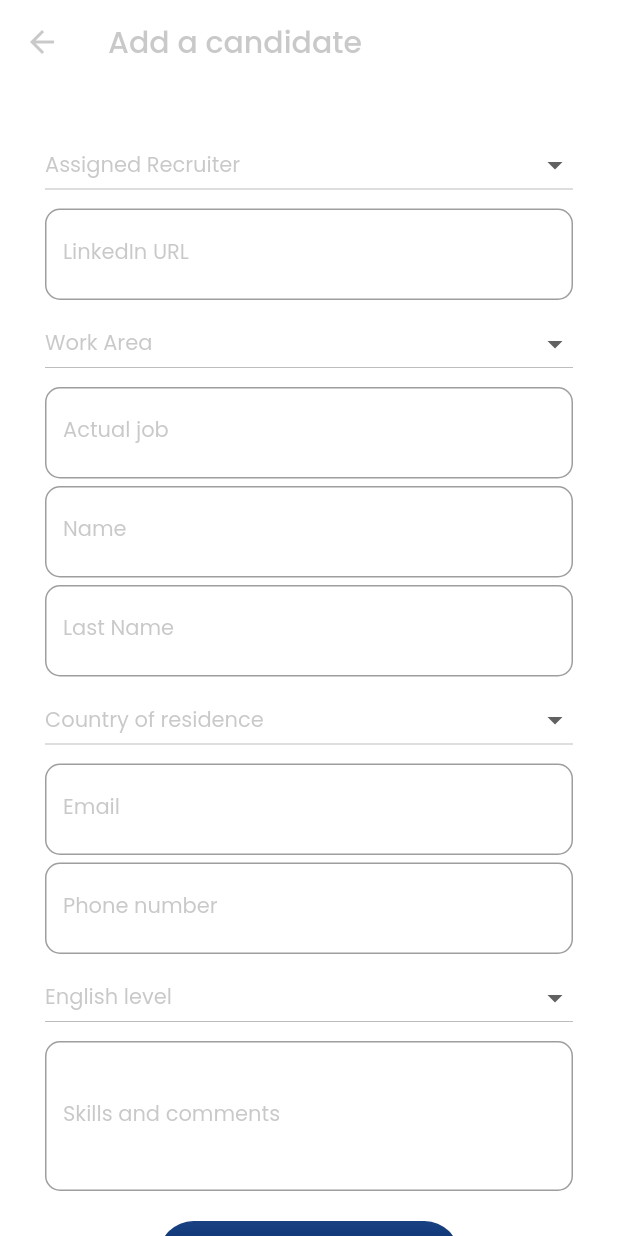
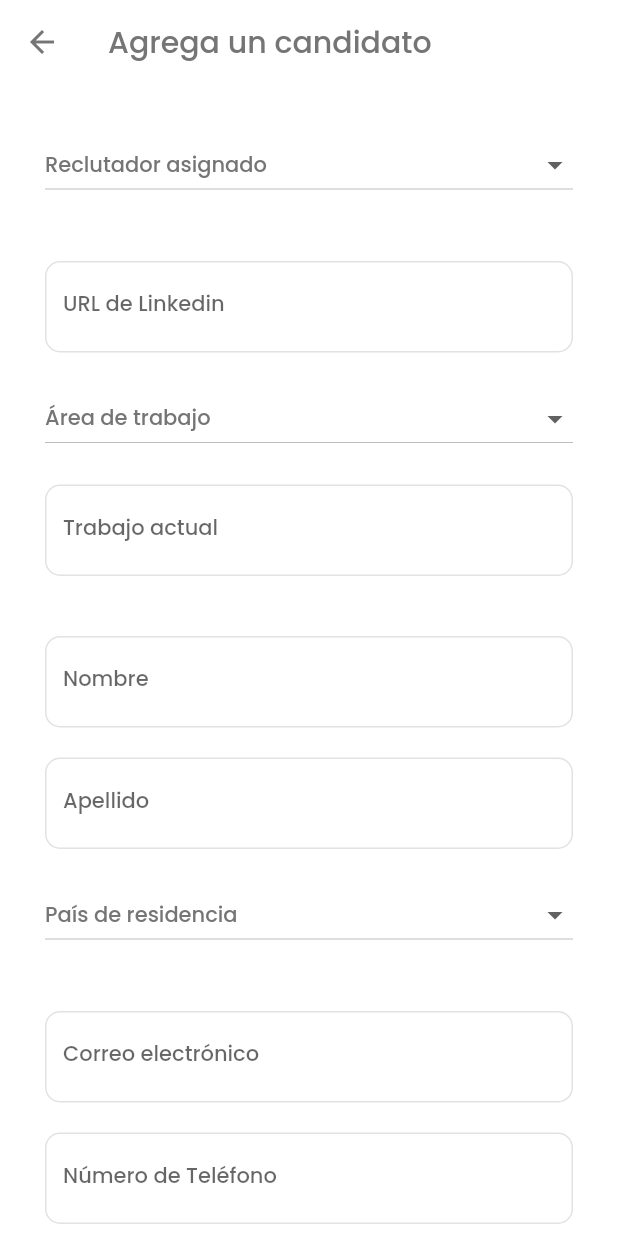
Before and after one commit to golomanos/RRHHassistant, a Flutter app: the screen it shows after launch, after a tap on the "add" icon, on a phone screen of 412 x 824 dp. Run offline on Flutter 3.47's test engine with Material 2 defaults, Android fonts, the phone set to English and light mode, and no system bars; our stand-ins replace google_fonts, sqflite; accounts and stored records are empty.

Commit message:
FIXING SOME ISSUES AND CHANGING LANGUAGE TO SPANISH

```diff
--- a/lib/main.dart
+++ b/lib/main.dart
@@ -7,8 +7,11 @@ class MyApp extends StatelessWidget {
   @override
   Widget build(BuildContext context) {
     return MaterialApp(
-        title: 'Teravision Recruitment Assistant',
-        theme: ThemeData(fontFamily: 'Poppins'),
+        title: 'Teravision - Asistente de reclutamiento',
+        theme: ThemeData(
+          fontFamily: 'Poppins',
+          primaryColor: Color.fromRGBO(0, 45, 116, 1)
+        ),
         debugShowCheckedModeBanner: false,
         initialRoute: '/',
         routes: getApplicationRoutes());
--- a/lib/src/pages/add_candidate.dart
+++ b/lib/src/pages/add_candidate.dart
@@ -24,16 +24,15 @@ class _AddCandidatePageState extends State<AddCandidatePage> {
   String _jobPosition = '';
   String _workOpt = null;
 
-  final style = GoogleFonts.poppins(
-      fontSize: 14.0, color: Color.fromARGB(100, 117, 117, 117));
+  final _style = GoogleFonts.poppins(
+      fontSize: 14.0,
+      color: Color.fromRGBO(117, 117, 117, 1),
+      fontWeight: FontWeight.w500);
 
   final header = GoogleFonts.poppins(
       fontSize: 20.0,
-      color: Color.fromARGB(100, 117, 117, 117),
+      color: Color.fromRGBO(117, 117, 117, 1),
       fontWeight: FontWeight.w500);
-
-  final textStyle =
-      TextStyle(fontSize: 14.0, color: Color.fromARGB(100, 117, 117, 117));
 
   //TextEditingController _inputFieldDateController = new TextEditingController();
 
@@ -47,7 +46,7 @@ class _AddCandidatePageState extends State<AddCandidatePage> {
   List<String> _workArea = [
     'Developer',
     'QA Analyst',
-    'QA Automation'
+    'QA Automation',
     'UX/UI Design',
     'Human Resources',
     'Project Management'
@@ -57,42 +56,42 @@ class _AddCandidatePageState extends State<AddCandidatePage> {
     return Scaffold(
       backgroundColor: Colors.white,
       appBar: AppBar(
+        iconTheme: IconThemeData(
+          color: Color.fromRGBO(117, 117, 117, 1)
+        ),
         elevation: 0.0,
-        iconTheme: Theme.of(context)
-            .primaryIconTheme
-            .copyWith(color: Color.fromARGB(100, 117, 117, 117)),
         backgroundColor: Colors.white,
         title: Text(
-          'Add a candidate',
+          'Agrega un candidato',
           style: header,
         ),
       ),
-      body: SafeArea(
+      body: Container(
           child: ListView(
         padding: EdgeInsets.symmetric(horizontal: 30.0, vertical: 30.0),
         children: [
           Column(
             children: [
               _createRecruiter(),
-              SizedBox(height: 5.0),
+              SizedBox(height: 40.0),
               _linkedInUrl(),
-              SizedBox(height: 5.0),
+              SizedBox(height: 20.0),
               _jobSeat(),
-              SizedBox(height: 5.0),
+              SizedBox(height: 20.0),
               _company(),
-              SizedBox(height: 5.0),
+              SizedBox(height: 40.0),
               _createName(),
-              SizedBox(height: 5.0),
+              SizedBox(height: 20.0),
               _createLastName(),
-              SizedBox(height: 5.0),
+              SizedBox(height: 20.0),
               _country(),
-              SizedBox(height: 5.0),
+              SizedBox(height: 40.0),
               _createEmail(),
-              SizedBox(height: 5.0),
+              SizedBox(height: 20.0),
               _createPhone(),
-              SizedBox(height: 5.0),
+              SizedBox(height: 20.0),
               _englishLevelDropDown(),
-              SizedBox(height: 5.0),
+              SizedBox(height: 40.0),
               _createSkills(),
               SizedBox(height: 20.0),
               _submitButton()
@@ -109,8 +108,8 @@ class _AddCandidatePageState extends State<AddCandidatePage> {
       child: DropdownButton(
           isExpanded: true,
           hint: Text(
-            'Assigned Recruiter',
-            style: style,
+            'Reclutador asignado',
+            style: _style,
           ),
           icon: Icon(Icons.arrow_drop_down),
           value: _recruiterOpt,
@@ -125,16 +124,22 @@ class _AddCandidatePageState extends State<AddCandidatePage> {
 
   Widget _createName() {
     return TextField(
-      style: style,
+      style: _style,
       autofocus: false,
       keyboardType: TextInputType.name,
+      cursorColor: Color.fromRGBO(0, 45, 116, 1),
       textCapitalization: TextCapitalization.sentences,
       decoration: InputDecoration(
-          hintStyle: textStyle,
-          labelStyle: textStyle,
-          border: OutlineInputBorder(borderRadius: BorderRadius.circular(10.0)),
-          hintText: "Name",
-          labelText: 'Name'),
+          focusedBorder: OutlineInputBorder(
+              borderRadius: BorderRadius.circular(10.0),
+              borderSide: BorderSide(
+                color: Color.fromRGBO(0, 45, 116, 1),
+              )),
+          enabledBorder: OutlineInputBorder(
+              borderRadius: BorderRadius.circular(10.0),
+              borderSide: BorderSide(color: Color.fromRGBO(226, 226, 226, 1))),
+          hintText: "Nombre",
+          labelText: 'Nombre'),
       onChanged: (value) {
         setState(() {
           _name = value;
@@ -145,16 +150,22 @@ class _AddCandidatePageState extends State<AddCandidatePage> {
 
   Widget _createLastName() {
     return TextField(
-      style: style,
+      style: _style,
       autofocus: false,
+      cursorColor: Color.fromRGBO(0, 45, 116, 1),
       textCapitalization: TextCapitalization.sentences,
       keyboardType: TextInputType.name,
       decoration: InputDecoration(
-          border: OutlineInputBorder(borderRadius: BorderRadius.circular(10.0)),
-          hintStyle: textStyle,
-          labelStyle: textStyle,
-          hintText: "Last Name",
-          labelText: 'Last Name'),
+          focusedBorder: OutlineInputBorder(
+              borderRadius: BorderRadius.circular(10.0),
+              borderSide: BorderSide(
+                color: Color.fromRGBO(0, 45, 116, 1),
+              )),
+          enabledBorder: OutlineInputBorder(
+              borderRadius: BorderRadius.circular(10.0),
+              borderSide: BorderSide(color: Color.fromRGBO(226, 226, 226, 1))),
+          hintText: "Apellido",
+          labelText: 'Apellido'),
       onChanged: (value) {
         setState(() {
           _lastname = value;
@@ -165,14 +176,20 @@ class _AddCandidatePageState extends State<AddCandidatePage> {
 
   Widget _createEmail() {
     return TextField(
-      style: style,
+      style: _style,
+      cursorColor: Color.fromRGBO(0, 45, 116, 1),
       keyboardType: TextInputType.emailAddress,
       decoration: InputDecoration(
-          border: OutlineInputBorder(borderRadius: BorderRadius.circular(10.0)),
-          hintStyle: textStyle,
-          labelStyle: textStyle,
-          hintText: 'Email',
-          labelText: 'Email'),
+          focusedBorder: OutlineInputBorder(
+              borderRadius: BorderRadius.circular(10.0),
+              borderSide: BorderSide(
+                color: Color.fromRGBO(0, 45, 116, 1),
+              )),
+          enabledBorder: OutlineInputBorder(
+              borderRadius: BorderRadius.circular(10.0),
+              borderSide: BorderSide(color: Color.fromRGBO(226, 226, 226, 1))),
+          hintText: 'Correo electrónico',
+          labelText: 'Correo electrónico'),
       onChanged: (value) {
         setState(() {
           _email = value;
@@ -187,8 +204,8 @@ class _AddCandidatePageState extends State<AddCandidatePage> {
       child: DropdownButton(
           isExpanded: true,
           hint: Text(
-            'English level',
-            style: style,
+            'Nivel de Inglés',
+            style: _style,
           ),
           icon: Icon(Icons.arrow_drop_down),
           value: _selectedOption,
@@ -214,14 +231,20 @@ class _AddCandidatePageState extends State<AddCandidatePage> {
 
   Widget _linkedInUrl() {
     return TextField(
-      style: style,
+      style: _style,
+      cursorColor: Color.fromRGBO(0, 45, 116, 1),
       keyboardType: TextInputType.url,
       decoration: InputDecoration(
-          hintStyle: textStyle,
-          labelStyle: textStyle,
-          border: OutlineInputBorder(borderRadius: BorderRadius.circular(10.0)),
-          hintText: "LinkedIn URL",
-          labelText: 'LinkedIn URL'),
+          focusedBorder: OutlineInputBorder(
+              borderRadius: BorderRadius.circular(10.0),
+              borderSide: BorderSide(
+                color: Color.fromRGBO(0, 45, 116, 1),
+              )),
+          enabledBorder: OutlineInputBorder(
+              borderRadius: BorderRadius.circular(10.0),
+              borderSide: BorderSide(color: Color.fromRGBO(226, 226, 226, 1))),
+          hintText: "URL de Linkedin",
+          labelText: 'URL de Linkedin'),
       onChanged: (value) {
         setState(() {
           _linkedIn = value;
@@ -236,8 +259,8 @@ class _AddCandidatePageState extends State<AddCandidatePage> {
       child: DropdownButton(
           isExpanded: true,
           hint: Text(
-            'Country of residence',
-            style: style,
+            'País de residencia',
+            style: _style,
           ),
           icon: Icon(Icons.arrow_drop_down),
           value: _countryOpt,
@@ -252,13 +275,20 @@ class _AddCandidatePageState extends State<AddCandidatePage> {
 
   Widget _company() {
     return TextField(
-      style: style,
+      style: _style,
+      cursorColor: Color.fromRGBO(0, 45, 116, 1),
       decoration: InputDecoration(
+        focusedBorder: OutlineInputBorder(
+            borderRadius: BorderRadius.circular(10.0),
+            borderSide: BorderSide(
+              color: Color.fromRGBO(0, 45, 116, 1),
+            )),
+        enabledBorder: OutlineInputBorder(
+            borderRadius: BorderRadius.circular(10.0),
+            borderSide: BorderSide(color: Color.fromRGBO(226, 226, 226, 1))),
         border: OutlineInputBorder(borderRadius: BorderRadius.circular(10.0)),
-        hintStyle: textStyle,
-        labelStyle: textStyle,
-        hintText: 'Actual job',
-        labelText: 'Actual job',
+        hintText: 'Trabajo actual',
+        labelText: 'Trabajo actual',
       ),
       onChanged: (value) {
         setState(() {
@@ -270,14 +300,20 @@ class _AddCandidatePageState extends State<AddCandidatePage> {
 
   Widget _createPhone() {
     return TextField(
-      style: style,
+      style: _style,
+      cursorColor: Color.fromRGBO(0, 45, 116, 1),
       keyboardType: TextInputType.phone,
       decoration: InputDecoration(
-          border: OutlineInputBorder(borderRadius: BorderRadius.circular(10.0)),
-          hintStyle: textStyle,
-          labelStyle: textStyle,
-          hintText: 'Phone Number',
-          labelText: 'Phone number'),
+          focusedBorder: OutlineInputBorder(
+              borderRadius: BorderRadius.circular(10.0),
+              borderSide: BorderSide(
+                color: Color.fromRGBO(0, 45, 116, 1),
+              )),
+          enabledBorder: OutlineInputBorder(
+              borderRadius: BorderRadius.circular(10.0),
+              borderSide: BorderSide(color: Color.fromRGBO(226, 226, 226, 1))),
+          hintText: 'Número de Teléfono',
+          labelText: 'Número de Teléfono'),
       onChanged: (value) {
         setState(() {
           _phoneNumber = value;
@@ -288,14 +324,20 @@ class _AddCandidatePageState extends State<AddCandidatePage> {
 
   Widget _createSkills() {
     return TextField(
-      style: style,
+      style: _style,
       maxLines: 3,
+      cursorColor: Color.fromRGBO(0, 45, 116, 1),
       decoration: InputDecoration(
-          border: OutlineInputBorder(borderRadius: BorderRadius.circular(10.0)),
-          hintStyle: textStyle,
-          labelStyle: textStyle,
-          hintText: "Skills and comments",
-          labelText: 'Skills and comments'),
+          focusedBorder: OutlineInputBorder(
+              borderRadius: BorderRadius.circular(10.0),
+              borderSide: BorderSide(
+                color: Color.fromRGBO(0, 45, 116, 1),
+              )),
+          enabledBorder: OutlineInputBorder(
+              borderRadius: BorderRadius.circular(10.0),
+              borderSide: BorderSide(color: Color.fromRGBO(226, 226, 226, 1))),
+          hintText: "Habilidades y comentarios",
+          labelText: 'Habilidades y comentarios'),
       onChanged: (value) {
         setState(() {
           _skills = value;
@@ -310,8 +352,8 @@ class _AddCandidatePageState extends State<AddCandidatePage> {
       child: DropdownButton(
           isExpanded: true,
           hint: Text(
-            'Work Area',
-            style: style,
+            'Área de trabajo',
+            style: _style,
           ),
           icon: Icon(Icons.arrow_drop_down),
           value: _workOpt,
@@ -345,15 +387,14 @@ class _AddCandidatePageState extends State<AddCandidatePage> {
                 phone: _phoneNumber,
                 englishLevel: _selectedOption,
                 skills: _skills,
-              status: 'RRHH Interview'
-            );
+                status: 'RRHH Interview');
 
             DBProvider.db.newInterviewed(interviewed);
             Navigator.pushNamed(context, '/');
           },
           color: Color.fromRGBO(0, 45, 116, 0.9),
           child: Text(
-            'ADD CANDIDATE',
+            'AGREGAR CANDIDATO',
             style: GoogleFonts.poppins(fontSize: 14.0, color: Colors.white),
           ),
         ),
--- a/lib/src/pages/home_page.dart
+++ b/lib/src/pages/home_page.dart
@@ -22,11 +22,12 @@ class _HomePageState extends State<HomePage> {
   @override
   Widget build(BuildContext context) {
     return Scaffold(
-        floatingActionButtonLocation: FloatingActionButtonLocation.endFloat,
         backgroundColor: Colors.white,
         appBar: AppBar(
           elevation: 0.0,
+          centerTitle: false,
           backgroundColor: Colors.white,
+          automaticallyImplyLeading: false,
           title: Image(
             alignment: AlignmentDirectional.centerStart,
             image: AssetImage('assets/images/teravisionlogo.png'),
@@ -60,7 +61,7 @@ class _HomePageState extends State<HomePage> {
                 crossAxisAlignment: CrossAxisAlignment.start,
                 children: [
                   Text(
-                    'Welcome to your',
+                    'Bienvenido a tu',
                     style: TextStyle(
                         fontSize: 20.0,
                         fontWeight: FontWeight.w500,
@@ -70,7 +71,7 @@ class _HomePageState extends State<HomePage> {
                     height: 5.0,
                   ),
                   Text(
-                    'RECRUITMENT ASSISTANT',
+                    'ASISTENTE DE RECLUTAMIENTO',
                     style: TextStyle(
                         fontSize: 18.0,
                         height: 1.6,
@@ -226,7 +227,7 @@ class _HomePageState extends State<HomePage> {
               ? Color.fromRGBO(0, 101, 130, 1)
               : Color.fromRGBO(226, 226, 226, 1),
           child: Text(
-            'RRHH Interview',
+            'Entrevista de RRHH',
             style: TextStyle(
                 color: active == 1
                     ? Colors.white
@@ -250,7 +251,7 @@ class _HomePageState extends State<HomePage> {
               ? Color.fromRGBO(87, 146, 123, 1)
               : Color.fromRGBO(226, 226, 226, 1),
           child: Text(
-            'Technical Interview',
+            'Entrevista Técnica',
             style: TextStyle(
                 color: active == 2
                     ? Colors.white
@@ -274,7 +275,7 @@ class _HomePageState extends State<HomePage> {
               ? Color.fromRGBO(103, 166, 94, 1)
               : Color.fromRGBO(226, 226, 226, 1),
           child: Text(
-            'RRHH review',
+            'Revisión de RRHH',
             style: TextStyle(
                 color: active == 3
                     ? Colors.white
@@ -298,7 +299,7 @@ class _HomePageState extends State<HomePage> {
               ? Color.fromRGBO(119, 185, 66, 1)
               : Color.fromRGBO(226, 226, 226, 1),
           child: Text(
-            'Hired',
+            'Contratado',
             style: TextStyle(
                 color: active == 4
                     ? Colors.white
@@ -322,7 +323,7 @@ class _HomePageState extends State<HomePage> {
               ? Color.fromRGBO(117, 117, 117, 1)
               : Color.fromRGBO(226, 226, 226, 1),
           child: Text(
-            'Rejected',
+            'Rechazado',
             style: TextStyle(
                 color: active == 5
                     ? Colors.white
--- a/lib/src/providers/db_provider.dart
+++ b/lib/src/providers/db_provider.dart
@@ -56,7 +56,7 @@ class DBProvider {
 
   applyFilters(String status) async {
     final db = await database;
-    var res = await db.rawQuery("SELECT * FROM interviewed WHERE status LIKE '%$status%'");
+    var res = await db.rawQuery("SELECT * FROM interviewed WHERE status LIKE '%$status%' ORDER BY id DESC");
     List<Interviewed> list =
         res.isNotEmpty ? res.map((c) => Interviewed.fromMap(c)).toList() : [];
     return list;
@@ -70,7 +70,7 @@ class DBProvider {
 
   Future<List<Interviewed>> search( String term )  async {
     final db = await database;
-    var res = await db.rawQuery("SELECT * FROM interviewed WHERE first_name LIKE '%$term%' OR last_name LIKE '%$term%' OR email LIKE '%$term%'");
+    var res = await db.rawQuery("SELECT * FROM interviewed WHERE first_name LIKE '%$term%' OR last_name LIKE '%$term%' OR email LIKE '%$term%' ORDER BY id DESC");
     List<Interviewed> list =
         res.isNotEmpty ? res.map((c) => Interviewed.fromMap(c)).toList() : [];
     return list;
--- a/lib/src/search/search_delegate.dart
+++ b/lib/src/search/search_delegate.dart
@@ -4,6 +4,8 @@ import 'package:terathon2020/src/models/interviewed_model.dart';
 
 class DataSearch extends SearchDelegate {
   String selection = '';
+
+  DataSearch() : super( searchFieldLabel: 'Buscar...', searchFieldStyle: TextStyle(color: Color.fromRGBO(149, 149, 149, 1), fontSize: 16.0, fontWeight: FontWeight.w500));
 
   @override
   List<Widget> buildActions(Object context) {
@@ -62,7 +64,7 @@ class DataSearch extends SearchDelegate {
   Widget _showError() {
     return Center(
       child: Text(
-        'No results',
+        'Sin resultados',
         style: TextStyle(
             color: Color.fromRGBO(185, 185, 185, 1),
             fontSize: 12.0,
```
Also changed, not shown: 5 other files. Lines whose indentation alone changed are shown as unchanged.
